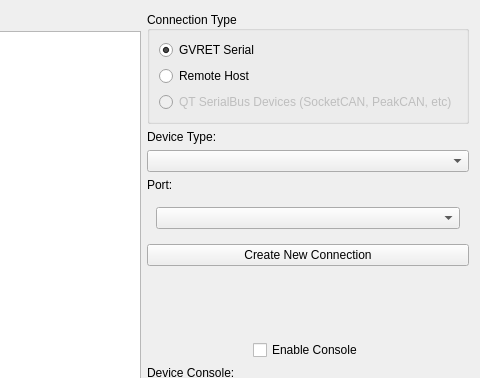
Qt form ui/connectionwindow.ui (collin80/SavvyCAN) before a commit; both pictures show x 476 to 956 and y 0 to 378 of the 956 by 665 pixel window.
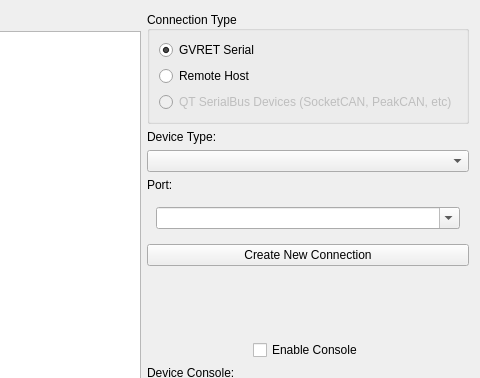
The same form after that commit. The open tabs and pages were chosen to show the change.

Commit message: Added ability to automatically find ESP32RET devices on the local network

Diff of the .ui file:
```diff
--- a/ui/connectionwindow.ui
+++ b/ui/connectionwindow.ui
@@ -179,6 +179,9 @@
              <height>16777215</height>
             </size>
            </property>
+           <property name="editable">
+            <bool>true</bool>
+           </property>
           </widget>
          </item>
         </layout>
```
Left out of the diff: 2 changed lines with no effect on the pictures. The commit also changes 2 other files.
